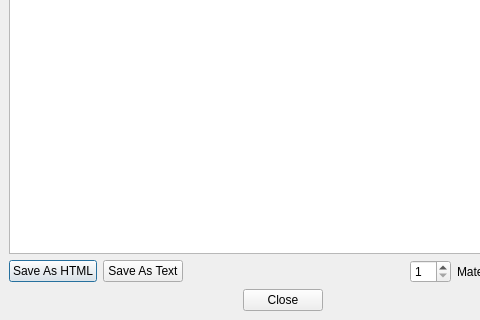
Old version of the form ReportWindow.ui in the repository tomkins/spellcraftcalc; both pictures show x 0 to 480 and y 245 to 565 of the 566 by 565 pixel window.
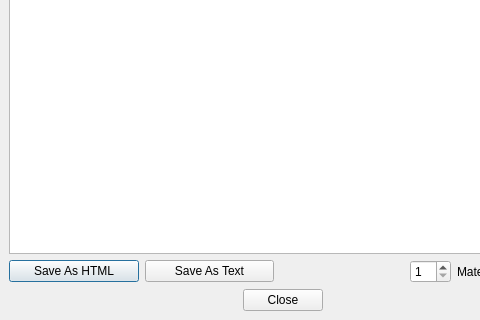
New version of the form.

Commit message: Fix button sizing on qt 4.2

Diff of the .ui file:
```diff
--- a/ReportWindow.ui
+++ b/ReportWindow.ui
@@ -43,6 +43,14 @@
        </property>
        <item>
         <widget class="QPushButton" name="PushButton1" >
+         <property name="sizePolicy" >
+          <sizepolicy>
+           <hsizetype>3</hsizetype>
+           <vsizetype>0</vsizetype>
+           <horstretch>0</horstretch>
+           <verstretch>0</verstretch>
+          </sizepolicy>
+         </property>
          <property name="text" >
           <string>Save As HTML</string>
          </property>
@@ -50,6 +58,14 @@
        </item>
        <item>
         <widget class="QPushButton" name="PushButton1_2" >
+         <property name="sizePolicy" >
+          <sizepolicy>
+           <hsizetype>3</hsizetype>
+           <vsizetype>0</vsizetype>
+           <horstretch>0</horstretch>
+           <verstretch>0</verstretch>
+          </sizepolicy>
+         </property>
          <property name="text" >
           <string>Save As Text</string>
          </property>
```
Left out of the diff: 3 changed lines with no effect on the pictures. The commit also changes 1 other file.
